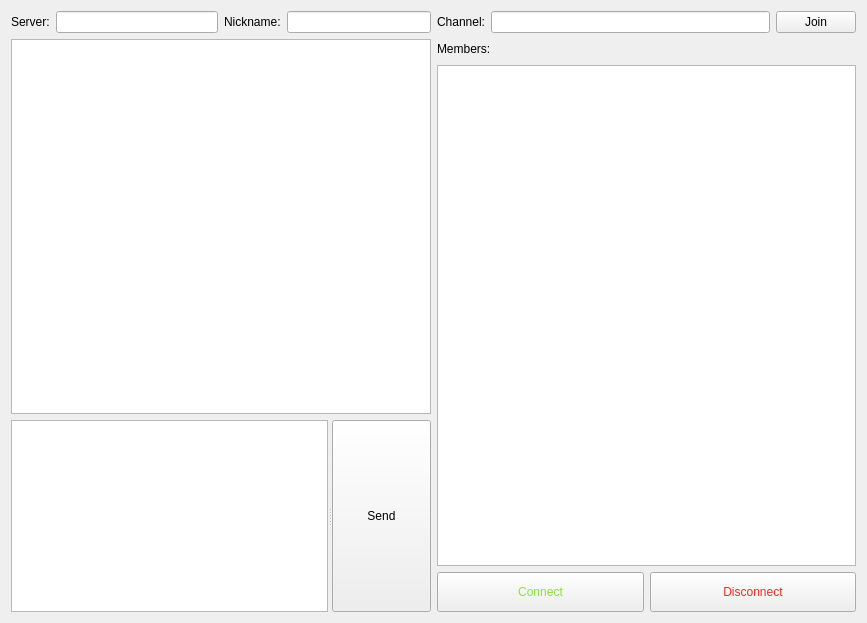
First picture: the form in Chat_Client/mainwindow.ui, repository benliepert/networks-project, before the edit.
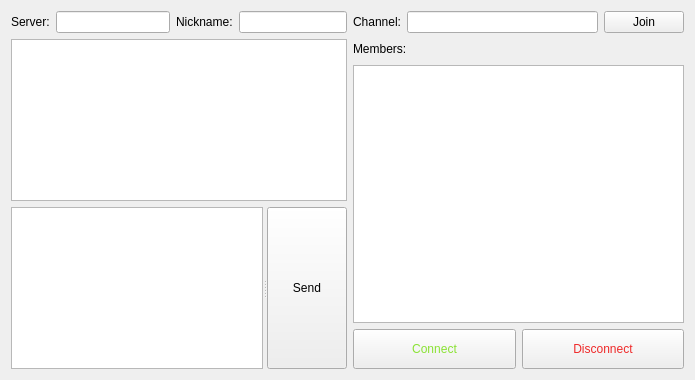
Second picture: the form after the edit.

Commit message: implementing LL

```diff
--- a/Chat_Client/mainwindow.ui
+++ b/Chat_Client/mainwindow.ui
@@ -6,8 +6,8 @@
    <rect>
     <x>0</x>
     <y>0</y>
-    <width>867</width>
-    <height>623</height>
+    <width>695</width>
+    <height>380</height>
    </rect>
   </property>
   <property name="windowTitle">
```
Left out of the diff: 26 changed lines with no effect on the pictures. The commit also changes 1 other file.
